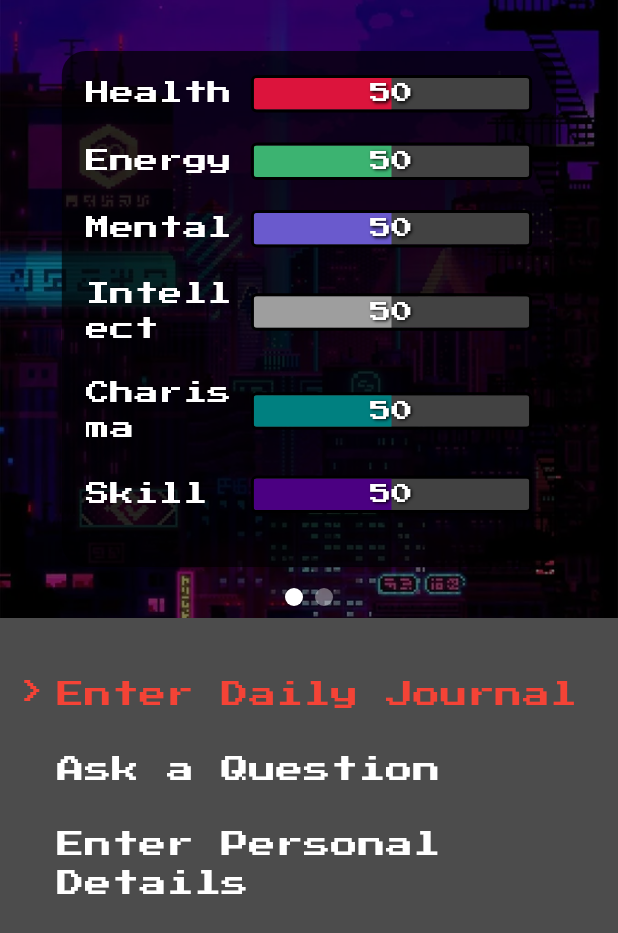
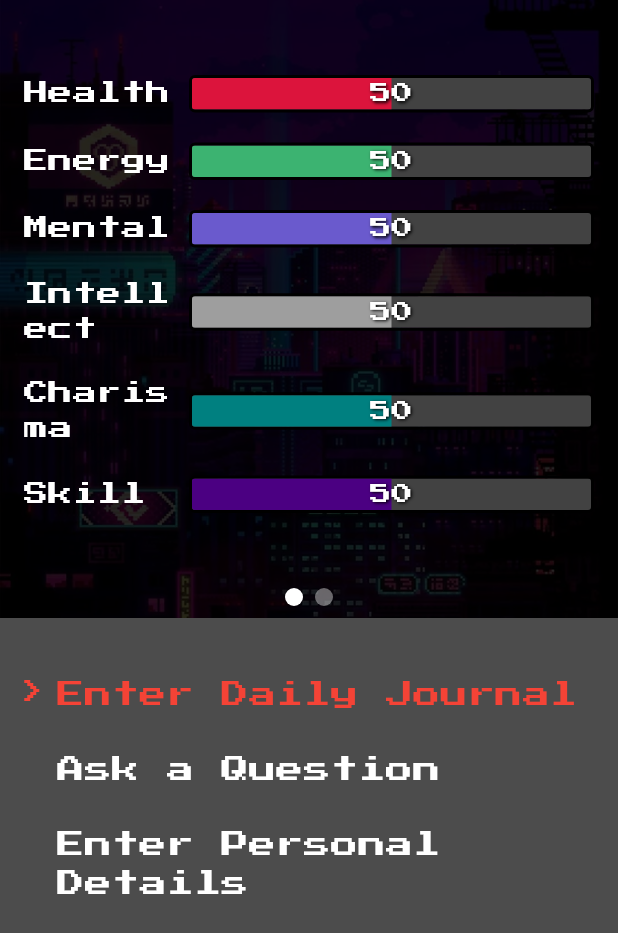
Before and after one commit to sidNarasimhan/daily-journal-flutter, a Flutter app: the screen it shows after launch, swiped to page 2, on a phone screen of 412 x 824 dp. Shown: the top 933 px of the screen. Run offline on Flutter 3.47's test engine with Material 3 defaults, Android fonts, the phone set to English and light mode, and no system bars; drawn by our look-alikes of flutter_carousel_widget; missing offline and left inert: home_widget; network calls fail.

Commit message:
updates to carousel

```diff
--- a/lib/main.dart
+++ b/lib/main.dart
@@ -163,7 +163,7 @@ class _HomePageState extends State<HomePage> with SingleTickerProviderStateMixin
             child: SingleChildScrollView(
               child: ConstrainedBox(
                 constraints: BoxConstraints(
-                  minHeight: MediaQuery.of(context).size.height - MediaQuery.of(context).padding.top - MediaQuery.of(context).padding.bottom,
+                   minHeight: MediaQuery.of(context).size.height - MediaQuery.of(context).padding.top - MediaQuery.of(context).padding.bottom,
                 ),
                 child: Column(
                   children: [
@@ -251,15 +251,17 @@ class _HomePageState extends State<HomePage> with SingleTickerProviderStateMixin
   }
 
   Widget _buildStatsSlide() {
-    return Center(
-      child: Container(
-        width: MediaQuery.of(context).size.width * 0.8,
-        padding: EdgeInsets.all(16),
-        decoration: BoxDecoration(
-          color: Colors.black.withOpacity(0.7),
-          borderRadius: BorderRadius.circular(16),
+    return Container(
+      width: double.infinity,
+      height: double.infinity,
+      color: Colors.black.withOpacity(0.7),
+      child: Center(
+        child: SingleChildScrollView(
+          child: Padding(
+            padding: EdgeInsets.all(16),
+            child: _buildStatsSection(),
+          ),
         ),
-        child: _buildStatsSection(),
       ),
     );
   }
```
